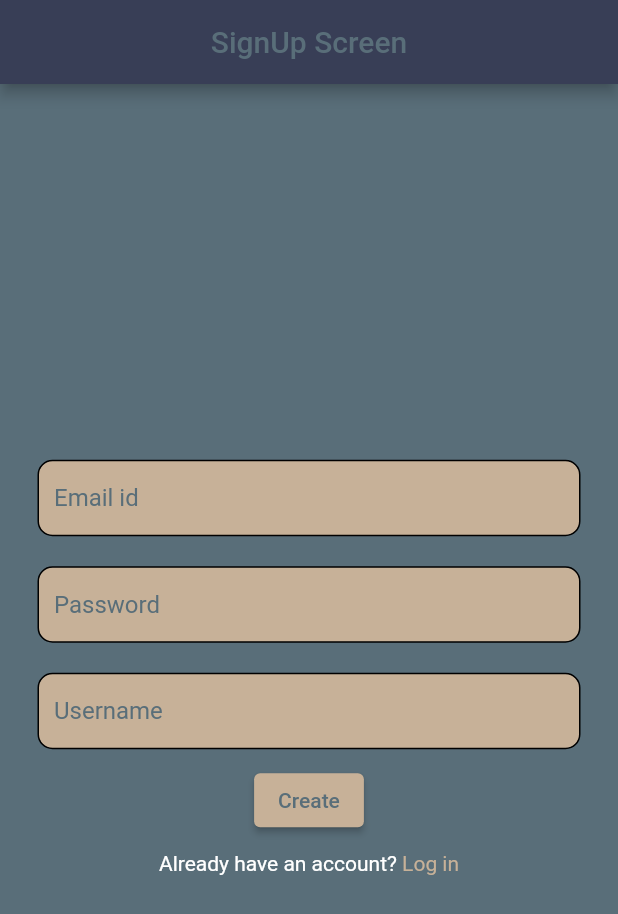
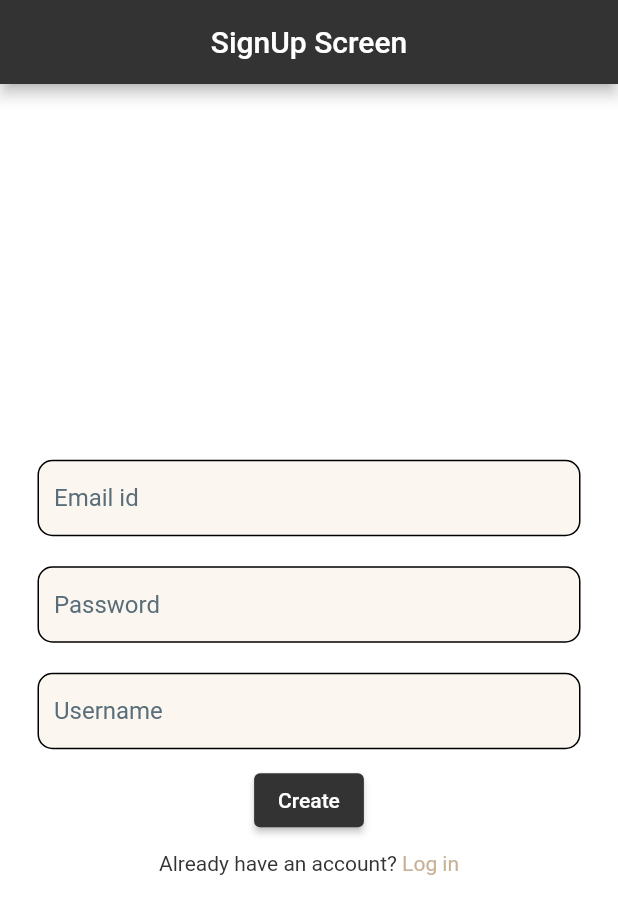
Before and after one commit to shoebum-goyell/chat_app, a Flutter app: the screen it shows after launch, after a tap on "Sign Up", on a phone screen of 412 x 824 dp. Shown: the top 914 px of the screen. Run offline on Flutter 3.47's test engine with Material 2 defaults, Android fonts, the phone set to English and light mode, and no system bars; our stand-ins replace cloud_firestore, firebase_auth, firebase_core, google_fonts; accounts and stored records are empty; network calls fail.

Commit message:
ui changes

```diff
--- a/lib/colors.dart
+++ b/lib/colors.dart
@@ -1,4 +1,7 @@
 import 'package:flutter/material.dart';
 
-const kColorAppBar = Color(0xff383E56);
-const kColorAppBarFont = Color(0xffEEDAD1);
+const kColorDark = Color(0xff333333);
+const kColorAppBarFont = Colors.white;
+const kBackgroundColor = Color(0xffFFFFFF);
+const kColorTextField = Color(0xffFBF7F0);
+const kTextBubbleColor = Color(0xff395B64);
--- a/lib/login_screen.dart
+++ b/lib/login_screen.dart
@@ -1,6 +1,8 @@
+import 'package:chat_app/colors.dart';
 import 'package:chat_app/signup_screen.dart';
 import 'package:flutter/material.dart';
 import 'package:firebase_auth/firebase_auth.dart';
+import 'package:google_fonts/google_fonts.dart';
 
 
 class LoginScreen extends StatefulWidget {
@@ -19,13 +21,13 @@ class _LoginScreenState extends State<LoginScreen> {
   @override
   Widget build(BuildContext context) {
     return Scaffold(
-      backgroundColor: const Color(0xff596E79),
+      backgroundColor: kBackgroundColor,
       appBar: AppBar(
         automaticallyImplyLeading: false,
-        backgroundColor: const Color(0xffC7B198),
+        backgroundColor: kColorDark,
         title: const Text(
           "Login Screen",
-          style: TextStyle(color: Color(0xff596E79)),
+          style: TextStyle(color: kColorAppBarFont),
         ),
         centerTitle: true,
       ),
@@ -42,7 +44,7 @@ class _LoginScreenState extends State<LoginScreen> {
                 decoration: BoxDecoration(
                     borderRadius: const BorderRadius.all(Radius.circular(10)),
                     border: Border.all(width: 1, color: Colors.black),
-                    color: const Color(0xffC7B198)),
+                    color: kColorTextField),
                 child: TextField(
                     keyboardType: TextInputType.emailAddress,
                     decoration: const InputDecoration.collapsed(
@@ -67,7 +69,7 @@ class _LoginScreenState extends State<LoginScreen> {
                 decoration: BoxDecoration(
                     borderRadius: const BorderRadius.all(Radius.circular(10)),
                     border: Border.all(width: 1, color: Colors.black),
-                    color: const Color(0xffC7B198)),
+                    color: kColorTextField),
                 child: TextField(
                   obscureText: true,
                     decoration: const InputDecoration.collapsed(
@@ -82,20 +84,20 @@ class _LoginScreenState extends State<LoginScreen> {
               ElevatedButton(
                   style: ButtonStyle(
                       backgroundColor:
-                      MaterialStateProperty.all(Color(0xffC7B198))),
+                      MaterialStateProperty.all(kColorDark)),
                   onPressed: () {
                    logIn();
                   },
                   child: Container(
                       child: const Text(
                         "Login",
-                        style: TextStyle(color: Color(0xff596E79)),
+                        style: TextStyle(color: kColorAppBarFont),
                       ))),
               SizedBox(height: 10),
               Row(
                 mainAxisAlignment: MainAxisAlignment.center,
                 children: [
-                  Text("Don't have an account? ", style: TextStyle(color: Colors.white)),
+                  Text("Don't have an account? ", style: TextStyle(color: kColorDark)),
                   GestureDetector(
                       onTap: () {
                         Navigator.push(
--- a/lib/signup_screen.dart
+++ b/lib/signup_screen.dart
@@ -24,13 +24,13 @@ class _SignUpScreenState extends State<SignUpScreen> {
   @override
   Widget build(BuildContext context) {
     return Scaffold(
-      backgroundColor: const Color(0xff596E79),
+      backgroundColor: kBackgroundColor,
       appBar: AppBar(
         automaticallyImplyLeading:false,
-        backgroundColor: kColorAppBar,
+        backgroundColor: kColorDark,
         title: const Text(
           "SignUp Screen",
-          style: TextStyle(color: Color(0xff596E79)),
+          style: TextStyle(color: kColorAppBarFont),
         ),
         centerTitle: true,
       ),
@@ -47,7 +47,7 @@ class _SignUpScreenState extends State<SignUpScreen> {
                 decoration: BoxDecoration(
                     borderRadius: const BorderRadius.all(Radius.circular(10)),
                     border: Border.all(width: 1, color: Colors.black),
-                    color: const Color(0xffC7B198)),
+                    color: kColorTextField),
                 child: TextField(
                     keyboardType: TextInputType.emailAddress,
                     decoration: const InputDecoration.collapsed(
@@ -67,7 +67,7 @@ class _SignUpScreenState extends State<SignUpScreen> {
                 decoration: BoxDecoration(
                     borderRadius: const BorderRadius.all(Radius.circular(10)),
                     border: Border.all(width: 1, color: Colors.black),
-                    color: const Color(0xffC7B198)),
+                    color: kColorTextField),
                 child: TextField(
                     obscureText: true,
                     decoration: const InputDecoration.collapsed(
@@ -92,7 +92,7 @@ class _SignUpScreenState extends State<SignUpScreen> {
                 decoration: BoxDecoration(
                     borderRadius: const BorderRadius.all(Radius.circular(10)),
                     border: Border.all(width: 1, color: Colors.black),
-                    color: const Color(0xffC7B198)),
+                    color: kColorTextField),
                 child: TextField(
                     decoration: const InputDecoration.collapsed(
                         hintText: "Username",
@@ -107,20 +107,20 @@ class _SignUpScreenState extends State<SignUpScreen> {
               ElevatedButton(
                   style: ButtonStyle(
                       backgroundColor:
-                      MaterialStateProperty.all(Color(0xffC7B198))),
+                      MaterialStateProperty.all(kColorDark)),
                   onPressed: () {
                     signUp();
                   },
                   child: Container(
                       child: const Text(
                         "Create",
-                        style: TextStyle(color: Color(0xff596E79)),
+                        style: TextStyle(color: kColorAppBarFont),
                       ))),
               SizedBox(height: 10),
               Row(
                 mainAxisAlignment: MainAxisAlignment.center,
                 children: [
-                  Text("Already have an account? ", style: TextStyle(color: Colors.white)),
+                  Text("Already have an account? ", style: TextStyle(color: kColorDark)),
                   GestureDetector(
                       onTap: () {
                         Navigator.pop(context);
--- a/pubspec.yaml
+++ b/pubspec.yaml
@@ -36,6 +36,7 @@ dependencies:
   cupertino_icons: ^1.0.2
   cloud_firestore: ^3.4.6
   firebase_auth: ^3.7.0
+  google_fonts: ^3.0.1
 
 
 dev_dependencies:
```
Also changed, not shown: lib/chat_screen.dart (+28 -10 lines), lib/create_group_screen.dart (+15 -12 lines), lib/home_screen.dart (+22 -32 lines), pubspec.lock, 1 other file.
